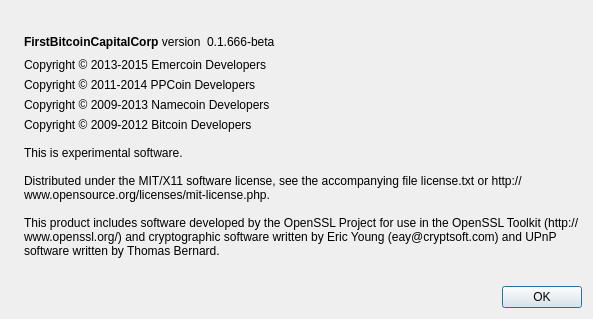
This is src/qt/forms/aboutdialog.ui in bitcf/bitcf as Qt 5 draws it before an edit. The edited form follows.
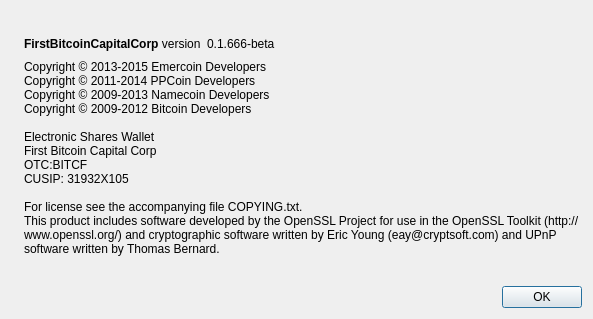
This is the edited form. Icons and pictures are not drawn.

The edit to the form file:
```diff
--- a/src/qt/forms/aboutdialog.ui
+++ b/src/qt/forms/aboutdialog.ui
@@ -85,54 +85,20 @@
        </item>
       </layout>
      </item>
-     <item>
-      <widget class="QLabel" name="label_ppcoin_copyright">
-       <property name="text">
-        <string>Copyright © 2013-2015 Emercoin Developers</string>
-       </property>
-       <property name="wordWrap">
-        <bool>true</bool>
-       </property>
-       <property name="textInteractionFlags">
-        <set>Qt::LinksAccessibleByMouse|Qt::TextSelectableByKeyboard|Qt::TextSelectableByMouse</set>
-       </property>
-      </widget>
-     </item>
-     <item>
-      <widget class="QLabel" name="label_emercoin_copyright">
-       <property name="text">
-        <string>Copyright © 2011-2014 PPCoin Developers</string>
-       </property>
-       <property name="wordWrap">
-        <bool>true</bool>
-       </property>
-       <property name="textInteractionFlags">
-        <set>Qt::LinksAccessibleByMouse|Qt::TextSelectableByKeyboard|Qt::TextSelectableByMouse</set>
-       </property>
-      </widget>
-     </item>
-     <item>
-      <widget class="QLabel" name="label_namecoin_copyright">
-       <property name="text">
-        <string>Copyright © 2009-2013 Namecoin Developers</string>
-       </property>
-       <property name="wordWrap">
-        <bool>true</bool>
-       </property>
-       <property name="textInteractionFlags">
-        <set>Qt::LinksAccessibleByMouse|Qt::TextSelectableByKeyboard|Qt::TextSelectableByMouse</set>
-       </property>
-      </widget>
-     </item>
      <item>
       <widget class="QLabel" name="label_2">
        <property name="text">
-        <string>Copyright © 2009-2012 Bitcoin Developers
+        <string>Copyright © 2013-2015 Emercoin Developers
+Copyright © 2011-2014 PPCoin Developers
+Copyright © 2009-2013 Namecoin Developers
+Copyright © 2009-2012 Bitcoin Developers
 
-This is experimental software.
+Electronic Shares Wallet
+First Bitcoin Capital Corp
+OTC:BITCF
+CUSIP: 31932X105
 
-Distributed under the MIT/X11 software license, see the accompanying file license.txt or http://www.opensource.org/licenses/mit-license.php.
-
+For license see the accompanying file COPYING.txt.
 This product includes software developed by the OpenSSL Project for use in the OpenSSL Toolkit (http://www.openssl.org/) and cryptographic software written by Eric Young (eay@cryptsoft.com) and UPnP software written by Thomas Bernard.</string>
        </property>
        <property name="wordWrap">
```
